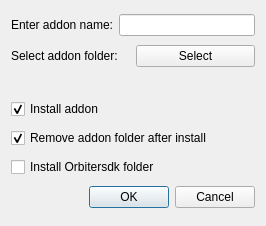
The window that adddialog.ui (abdullah-radwan/OAD) describes before a commit, drawn with Qt 5.
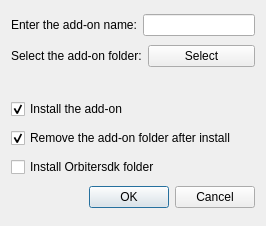
The same window after the commit. Icons and pictures are not drawn.

```diff
--- a/adddialog.ui
+++ b/adddialog.ui
@@ -23,7 +23,7 @@
      <item>
       <widget class="QLabel" name="nameLabel">
        <property name="text">
-        <string>Enter addon name:</string>
+        <string>Enter the add-on name:</string>
        </property>
       </widget>
      </item>
@@ -37,7 +37,7 @@
      <item>
       <widget class="QLabel" name="selectLabel">
        <property name="text">
-        <string>Select addon folder:</string>
+        <string>Select the add-on folder:</string>
        </property>
       </widget>
      </item>
@@ -69,7 +69,7 @@
       <string>Install addon into Orbiter</string>
      </property>
      <property name="text">
-      <string>Install addon</string>
+      <string>Install the add-on</string>
      </property>
      <property name="checked">
       <bool>true</bool>
@@ -82,7 +82,7 @@
       <string>Remove addon folder with its content after install</string>
      </property>
      <property name="text">
-      <string>Remove addon folder after install</string>
+      <string>Remove the add-on folder after install</string>
      </property>
      <property name="checked">
       <bool>true</bool>
```
Left out of the diff: 2 changed lines with no effect on the pictures.
